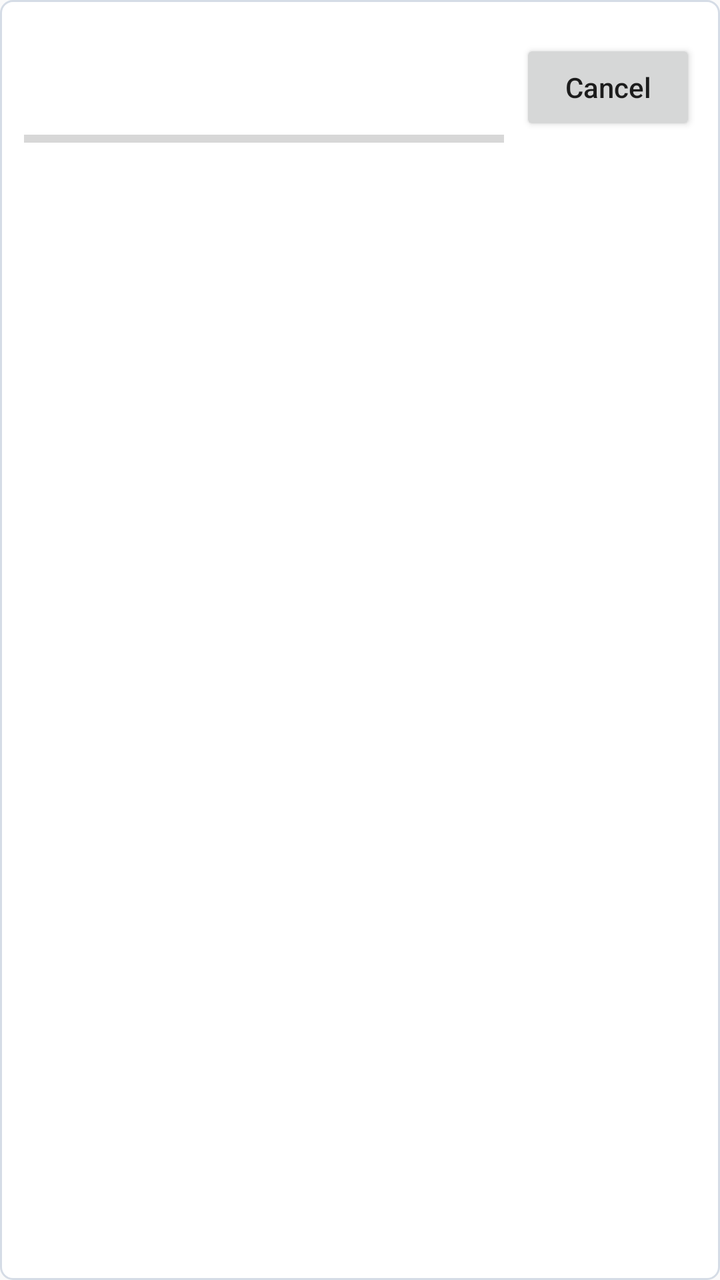
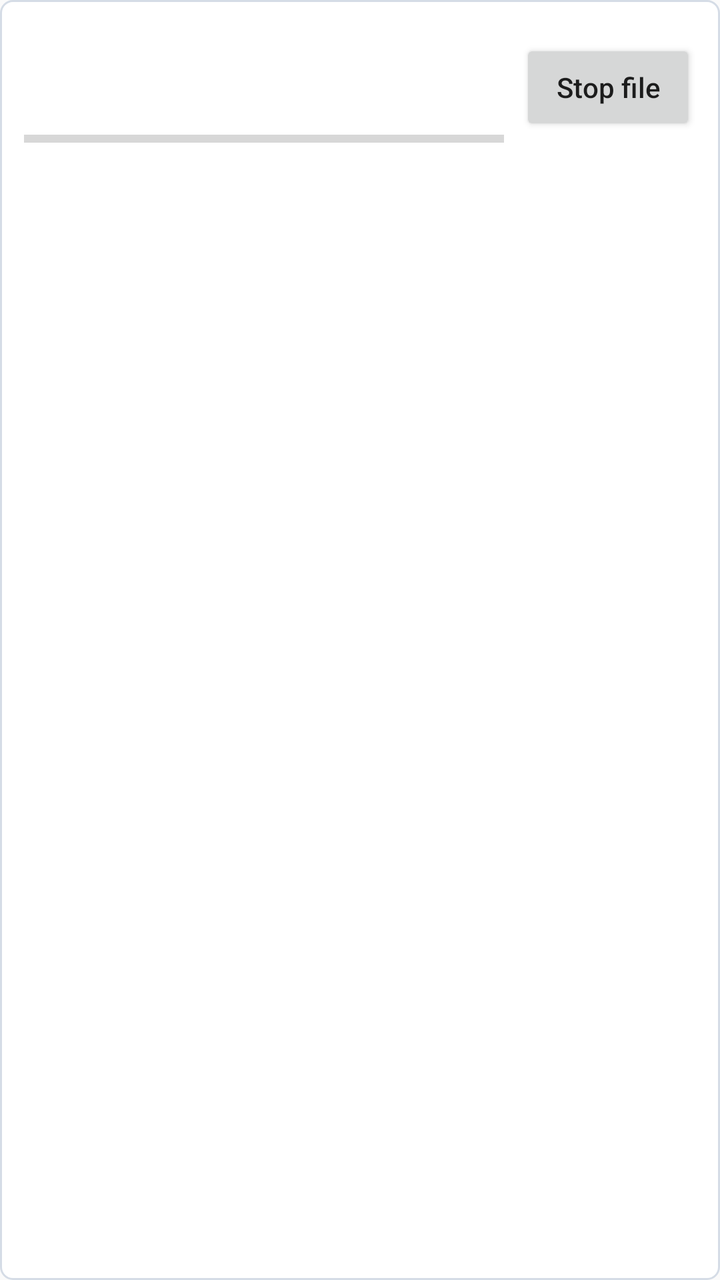

Screens rendered from an Android XML layout before and after an edit, with the pre-edit source and the edit as a unified diff.
<!-- AndroidManifest.xml: application theme Theme.LanDrop -->
<!-- res/layout/item_active_transfer.xml -->
<?xml version='1.0' encoding='utf-8'?>
<LinearLayout xmlns:android="http://schemas.android.com/apk/res/android" android:layout_width="match_parent" android:layout_height="wrap_content" android:layout_margin="4dp" android:background="@drawable/device_item_background" android:orientation="vertical" android:paddingStart="12dp" android:paddingTop="8dp" android:paddingEnd="12dp" android:paddingBottom="8dp" android:tag="tv-panel" android:padding="16dp" android:layout_marginTop="4dp" android:layout_marginBottom="8dp">
  <LinearLayout android:layout_width="match_parent" android:layout_height="wrap_content" android:gravity="center_vertical" android:orientation="horizontal">
    <LinearLayout android:layout_width="0dp" android:layout_height="wrap_content" android:layout_weight="1" android:orientation="vertical">
      <TextView android:id="@+id/active_transfer_name" android:layout_width="match_parent" android:layout_height="wrap_content" android:ellipsize="end" android:maxLines="1" android:textColor="@color/primary_text" android:textSize="18sp" />
      <TextView android:id="@+id/active_transfer_status" android:layout_width="match_parent" android:layout_height="wrap_content" android:layout_marginTop="2dp" android:textColor="@color/secondary_text" android:textSize="14sp" android:visibility="gone" />
      <TextView android:id="@+id/active_transfer_progress_label" android:layout_width="match_parent" android:layout_height="wrap_content" android:layout_marginTop="4dp" android:textColor="@color/secondary_text" android:textSize="14sp" />
      <ProgressBar android:id="@+id/active_transfer_progress" style="?android:attr/progressBarStyleHorizontal" android:layout_width="match_parent" android:layout_height="4dp" android:layout_marginTop="4dp" android:max="100" android:progress="0" android:progressTint="@color/brand_primary" />
    </LinearLayout>
    <Button android:id="@+id/active_transfer_cancel" android:layout_width="wrap_content" android:layout_height="48dp" android:layout_marginStart="8dp" android:text="@string/cancel_file" android:textAllCaps="false" android:tag="tv-outline" android:minHeight="48dp" />
  </LinearLayout>
</LinearLayout>
<!-- resources referenced by this layout -->
<resources>
  <color name="brand_primary">#1976D2</color>
  <color name="primary_text">#192434</color>
  <color name="secondary_text">#566477</color>
  <!-- drawable device_item_background (drawable) -->
  <?xml version="1.0" encoding="utf-8"?>
  <shape xmlns:android="http://schemas.android.com/apk/res/android" android:shape="rectangle">
      <solid android:color="@android:color/white" />
      <corners android:radius="6dp" />
      <stroke android:width="1dp" android:color="@color/item_border" />
  </shape>
  <string name="cancel_file">Cancel</string>
  <style name="Theme.LanDrop" parent="android:Theme.Material.Light.NoActionBar" />
  <color name="item_border">#D5DCE6</color>
</resources>

<!-- the commit's change to res/layout/item_active_transfer.xml (unified diff, before → after) -->
@@ -7,6 +7,6 @@
       <TextView android:id="@+id/active_transfer_progress_label" android:layout_width="match_parent" android:layout_height="wrap_content" android:layout_marginTop="4dp" android:textColor="@color/secondary_text" android:textSize="14sp" />
       <ProgressBar android:id="@+id/active_transfer_progress" style="?android:attr/progressBarStyleHorizontal" android:layout_width="match_parent" android:layout_height="4dp" android:layout_marginTop="4dp" android:max="100" android:progress="0" android:progressTint="@color/brand_primary" />
     </LinearLayout>
-    <Button android:id="@+id/active_transfer_cancel" android:layout_width="wrap_content" android:layout_height="48dp" android:layout_marginStart="8dp" android:text="@string/cancel_file" android:textAllCaps="false" android:tag="tv-outline" android:minHeight="48dp" />
+    <Button android:id="@+id/active_transfer_cancel" android:layout_width="wrap_content" android:layout_height="48dp" android:layout_marginStart="8dp" android:text="@string/stop_transfer_file" android:textAllCaps="false" android:tag="tv-outline" android:minHeight="48dp" />
   </LinearLayout>
 </LinearLayout>
<!-- resource entries referenced after the edit -->
@@ -10,7 +10,7 @@
       <corners android:radius="6dp" />
       <stroke android:width="1dp" android:color="@color/item_border" />
   </shape>
-  <string name="cancel_file">Cancel</string>
+  <string name="stop_transfer_file">Stop file</string>
   <style name="Theme.LanDrop" parent="android:Theme.Material.Light.NoActionBar" />
   <color name="item_border">#D5DCE6</color>
 </resources>
